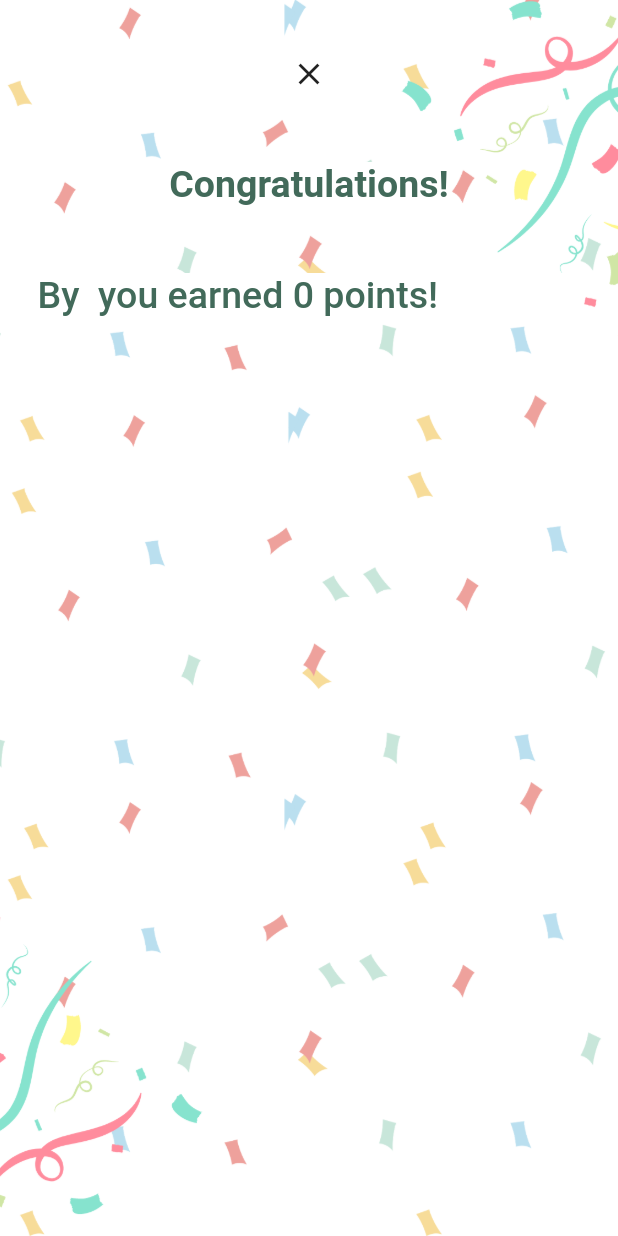
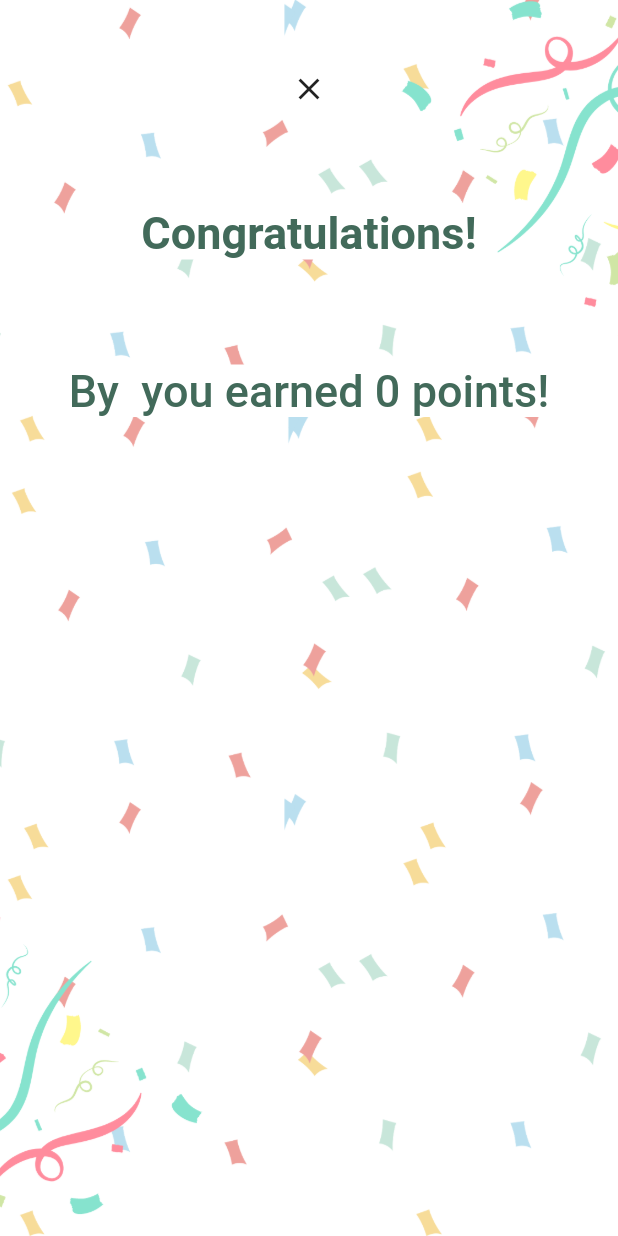
Before and after one commit to polancka/bach_thes, a Flutter app: the PointsPage screen opened directly with empty values, on a phone screen of 412 x 824 dp. Run offline on Flutter 3.47's test engine with Material 2 defaults, Android fonts, the phone set to English and light mode, and no system bars; our stand-ins replace cloud_firestore, firebase_auth, firebase_core, flutter_local_notifications, fluttertoast, location and 3 more; missing offline and left inert: dart:ffi; accounts and stored records are empty.

Commit message:
"Point and level system implemented"

```diff
--- a/lib/controllers/navigation_controller.dart
+++ b/lib/controllers/navigation_controller.dart
@@ -1,5 +1,3 @@
-import 'package:bach_thes/models/path.dart';
-import 'package:bach_thes/models/registration_model.dart';
 import 'package:bach_thes/views/pages/add_new_path_page.dart';
 import 'package:bach_thes/views/pages/add_new_peak_page.dart';
 import 'package:bach_thes/views/pages/all_recordings_page.dart';
@@ -54,6 +52,7 @@ class MyNavigator {
   }
 
   void navigateToMainPage() {
+    Navigator.pop(context);
     Navigator.push(
         //adds the page to the stack, MaterialPageRoute determines to which screen it goes
         context,
--- a/lib/main.dart
+++ b/lib/main.dart
@@ -15,6 +15,10 @@ import 'package:bach_thes/views/pages/forgoten_password_page.dart';
 import 'views/pages/map_page.dart';
 import 'package:shared_preferences/shared_preferences.dart';
 import 'views/pages/recording_page.dart';
+import 'package:flutter_local_notifications/flutter_local_notifications.dart';
+
+final FlutterLocalNotificationsPlugin flutterLoacalNotificationsPlugin =
+    FlutterLocalNotificationsPlugin();
 
 Future<void> main() async {
   //ensure widget binding before running the aplication
--- a/lib/models/hike.dart
+++ b/lib/models/hike.dart
@@ -7,7 +7,7 @@ class Hike {
   final String id;
   final dateAndTime;
   final int duration;
-  final int altimeters;
+  final double altimeters;
   final String endPointName;
   Hike(
       {required this.id,
@@ -18,7 +18,7 @@ class Hike {
 }
 
 Future<void> addNewRecordedHike(String id, DateTime dateAndTime,
-    int durationInSeconds, int altimeters, String endPointName) async {
+    int durationInSeconds, double altimeters, String endPointName) async {
   await db.collection("RecordedHikes").add({
     'hikerId': id,
     'dateAndTime': dateAndTime,
--- a/lib/views/pages/all_recordings_page.dart
+++ b/lib/views/pages/all_recordings_page.dart
@@ -22,12 +22,9 @@ class _AllRecordingsPageState extends State<AllRecordingsPage> {
         .collection('RecordedHikes')
         .where('hikerId', isEqualTo: currentUserID)
         .get();
-    print(recordedHikesQuery.docs.toString());
     setState(() {
       myRecordedHikes = List.from(recordedHikesQuery.docs);
     });
-    print(myRecordedHikes.toString());
-    print(currentUserID);
   }
 
   List<Widget> renderMyHikes(List<dynamic> listOfHikes) {
--- a/lib/views/pages/pointsAlert.dart
+++ b/lib/views/pages/pointsAlert.dart
@@ -1,5 +1,9 @@
+import 'package:bach_thes/controllers/navigation_controller.dart';
+import 'package:bach_thes/models/hiker.dart';
+import 'package:firebase_auth/firebase_auth.dart';
 import 'package:flutter/material.dart';
 import 'package:bach_thes/utils/styles.dart';
+import 'package:shared_preferences/shared_preferences.dart';
 
 class PointsPage extends StatefulWidget {
   String action;
@@ -11,6 +15,40 @@ class PointsPage extends StatefulWidget {
 }
 
 class _PointsPageState extends State<PointsPage> {
+  bool isNewLevel = false;
+  var newLevel = 0;
+
+  updatePoints() async {
+    SharedPreferences prefs = await SharedPreferences.getInstance();
+    var oldpoints = prefs.getInt('points');
+    var newpoints = oldpoints! + widget.points;
+    prefs.setInt('points', newpoints);
+    updateNewPoints(newpoints, FirebaseAuth.instance.currentUser!.uid);
+  }
+
+  checkForLevelUpdate() async {
+    SharedPreferences prefs = await SharedPreferences.getInstance();
+    var currentLevel = prefs.getInt('level')!;
+    var currentPoints = prefs.getInt('points')!;
+
+    if ((currentPoints ~/ currentLevel) >= 100) {
+      //level needs to be updated
+      newLevel = currentLevel + 1;
+      updateNewLevel(newLevel, FirebaseAuth.instance.currentUser!.uid);
+      prefs.setInt('level', newLevel);
+      setState(() {
+        isNewLevel = true;
+      });
+    }
+  }
+
+  @override
+  void initState() {
+    // TODO: implement initState
+    updatePoints();
+    checkForLevelUpdate();
+  }
+
   @override
   Widget build(BuildContext context) {
     return Scaffold(
@@ -27,11 +65,18 @@ class _PointsPageState extends State<PointsPage> {
         child: Column(
           children: [
             SizedBox(
-              height: 25,
+              height: 35,
             ),
-            CloseButton(),
+            CloseButton(
+              onPressed: () {
+                setState(() {
+                  isNewLevel = false;
+                  MyNavigator(context).navigateToMainPage();
+                });
+              },
+            ),
             SizedBox(
-              height: 35,
+              height: 55,
             ),
             Row(
               crossAxisAlignment: CrossAxisAlignment.center,
@@ -42,11 +87,11 @@ class _PointsPageState extends State<PointsPage> {
                     child: Text("Congratulations!",
                         style: TextStyle(
                             color: Styles.deepgreen,
-                            fontSize: 25,
+                            fontSize: 30,
                             fontWeight: FontWeight.w700))),
               ],
             ),
-            SizedBox(height: 20),
+            SizedBox(height: 45),
             Padding(
                 padding: EdgeInsets.all(25),
                 child: Row(
@@ -56,14 +101,33 @@ class _PointsPageState extends State<PointsPage> {
                     Expanded(
                         child: Container(
                             decoration: BoxDecoration(color: Colors.white),
-                            child: Text(
-                                "By ${widget.action} you earned ${widget.points} points! ",
-                                style: TextStyle(
+                            child: Align(
+                              alignment: Alignment.center,
+                              child: Text(
+                                  "By ${widget.action} you earned ${widget.points} points! ",
+                                  textAlign: TextAlign.center,
+                                  style: TextStyle(
                                     color: Styles.deepgreen,
-                                    fontSize: 25,
-                                    fontWeight: FontWeight.w500))))
+                                    fontSize: 30,
+                                    fontWeight: FontWeight.w500,
+                                  )),
+                            ))),
                   ],
-                ))
+                )),
+            Expanded(
+                child: isNewLevel
+                    ? Container(
+                        child: Align(
+                        alignment: Alignment.center,
+                        child: Text("You also reached Level ${newLevel} ",
+                            textAlign: TextAlign.center,
+                            style: TextStyle(
+                              color: Styles.deepgreen,
+                              fontSize: 30,
+                              fontWeight: FontWeight.w500,
+                            )),
+                      ))
+                    : Text("")),
           ],
         ),
       ),
```
Also changed, not shown: lib/models/hiker.dart (+50 -0 lines), lib/views/pages/main_page.dart (+7 -2 lines), lib/views/pages/recording_page.dart (+105 -14 lines), lib/views/widgets/reusable_widgets.dart (+10 -2 lines), 2 other files.
